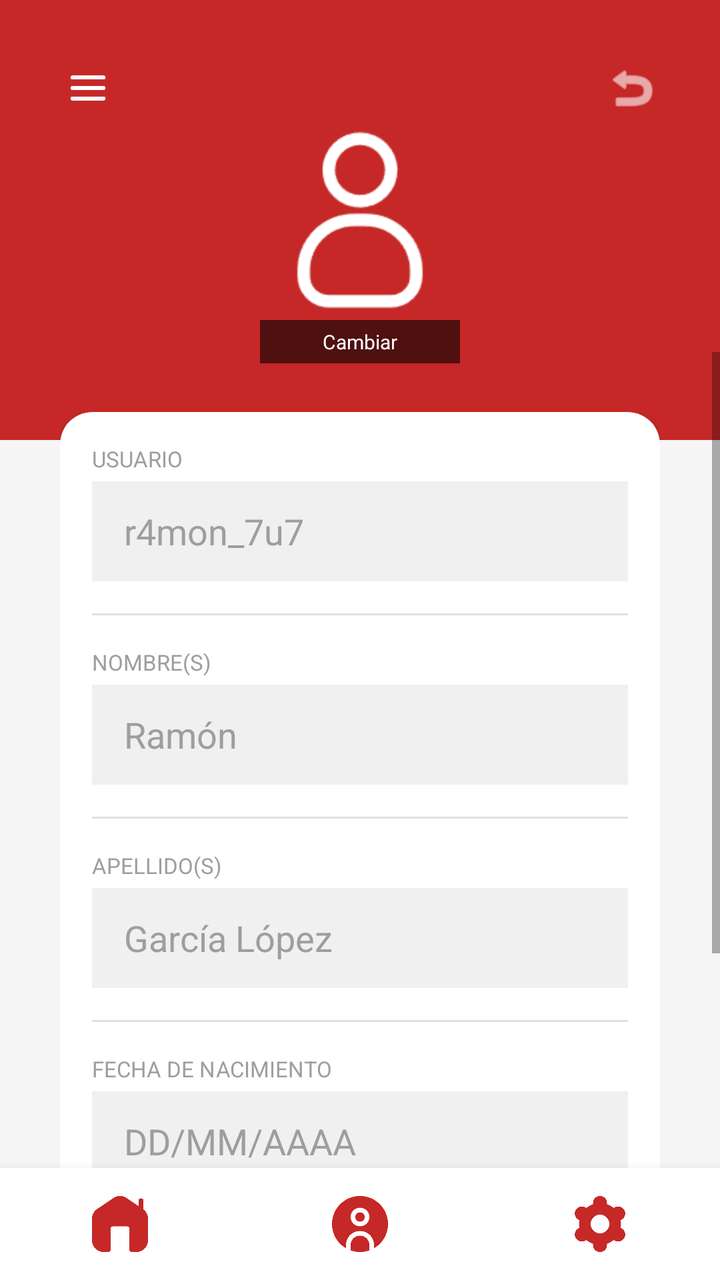
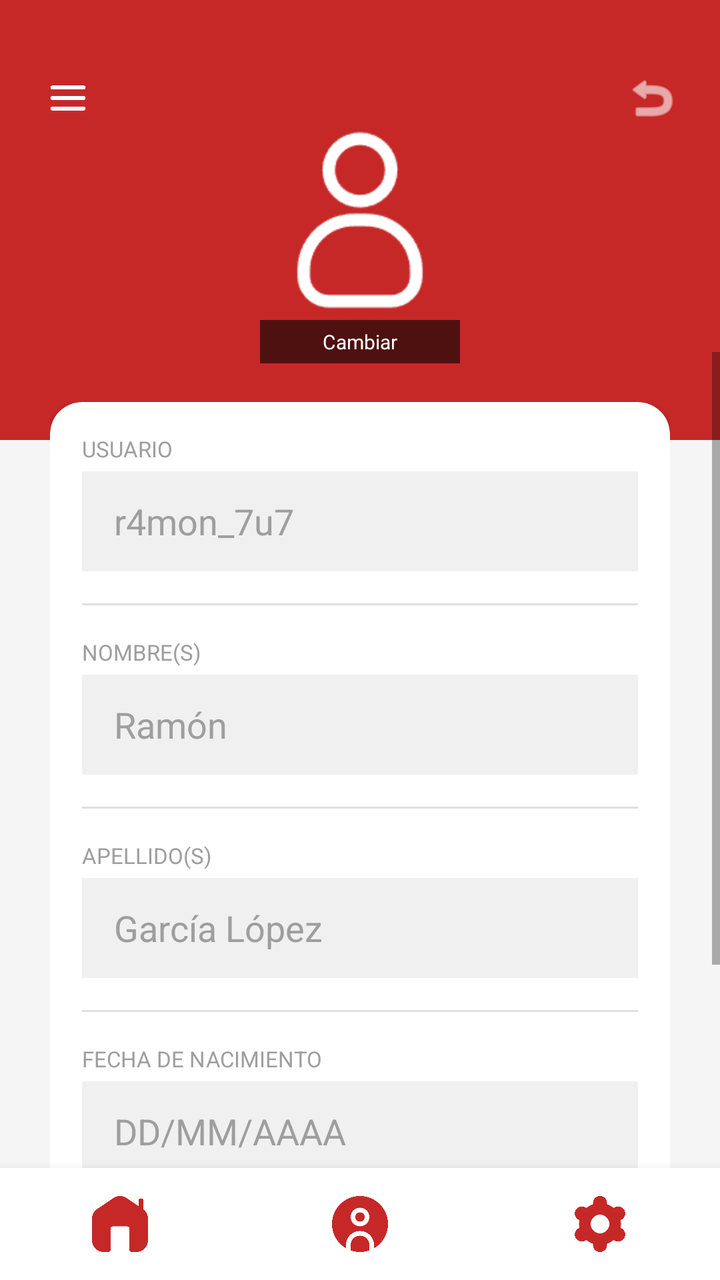

The first picture is an Android layout as it rendered before a commit; the second is the same layout after the commit. The layout source and the unified diff follow.
<!-- AndroidManifest.xml: application theme Theme.ActivaESCOM -->
<!-- res/layout/activity_editar_perfil.xml -->
<?xml version="1.0" encoding="utf-8"?>
<androidx.drawerlayout.widget.DrawerLayout xmlns:android="http://schemas.android.com/apk/res/android"
    xmlns:app="http://schemas.android.com/apk/res-auto"
    android:id="@+id/drawerLayout"
    android:layout_width="match_parent"
    android:layout_height="match_parent">

    <androidx.constraintlayout.widget.ConstraintLayout
        android:layout_width="match_parent"
        android:layout_height="match_parent"
        android:background="@color/gray_background">

        
        <View
            android:layout_width="match_parent"
            android:layout_height="220dp"
            android:background="@color/red_1"
            app:layout_constraintTop_toTopOf="parent" />

        
        <ImageButton
            android:id="@+id/btnHamburguesa"
            android:layout_width="48dp"
            android:layout_height="48dp"
            android:background="@color/red_1"
            android:padding="8dp"
            android:scaleType="fitCenter"
            android:src="@drawable/navigation"
            android:layout_marginStart="20dp"
            android:layout_marginTop="20dp"
            app:layout_constraintStart_toStartOf="parent"
            app:layout_constraintTop_toTopOf="parent" />

        <ImageButton
            android:id="@+id/btnRegresar"
            android:layout_width="48dp"
            android:layout_height="48dp"
            android:background="@color/red_1"
            android:padding="10dp"
            android:scaleType="fitCenter"
            android:src="@android:drawable/ic_menu_revert"
            android:layout_marginEnd="20dp"
            android:layout_marginTop="20dp"
            app:tint="@color/white"
            app:layout_constraintEnd_toEndOf="parent"
            app:layout_constraintTop_toTopOf="parent" />

        <FrameLayout
            android:id="@+id/frameAvatar"
            android:layout_width="100dp"
            android:layout_height="100dp"
            android:layout_marginTop="60dp"
            android:background="@drawable/bg_circulo"
            android:clipToOutline="true"
            app:layout_constraintEnd_toEndOf="parent"
            app:layout_constraintStart_toStartOf="parent"
            app:layout_constraintTop_toTopOf="parent">

            <ImageView
                android:id="@+id/imgPerfil"
                android:layout_width="match_parent"
                android:layout_height="match_parent"
                android:scaleType="centerCrop"
                android:src="@drawable/profile_default" />
        </FrameLayout>

        <TextView
            android:id="@+id/btnCambiarFoto"
            android:layout_width="100dp"
            android:layout_height="wrap_content"
            android:background="#99000000"
            android:gravity="center"
            android:paddingVertical="4dp"
            android:text="Cambiar"
            android:textColor="@color/white"
            android:textSize="10sp"
            android:clickable="true"
            android:focusable="true"
            app:layout_constraintEnd_toEndOf="parent"
            app:layout_constraintStart_toStartOf="parent"
            app:layout_constraintTop_toBottomOf="@id/frameAvatar" />

        
        <ScrollView
            android:layout_width="match_parent"
            android:layout_height="0dp"
            android:layout_marginTop="16dp"
            app:layout_constraintTop_toBottomOf="@id/frameAvatar"
            app:layout_constraintBottom_toTopOf="@id/bottomNavBar">

            <LinearLayout
                android:layout_width="match_parent"
                android:layout_height="wrap_content"
                android:orientation="vertical"
                android:padding="30dp">

                <androidx.cardview.widget.CardView
                    android:layout_width="match_parent"
                    android:layout_height="wrap_content"
                    android:layout_marginBottom="20dp"
                    app:cardCornerRadius="16dp"
                    app:cardElevation="2dp">

                    <LinearLayout
                        android:layout_width="match_parent"
                        android:layout_height="wrap_content"
                        android:orientation="vertical"
                        android:padding="16dp">

                        
                        <TextView
                            android:layout_width="wrap_content"
                            android:layout_height="wrap_content"
                            android:text="USUARIO"
                            android:textColor="@color/gray_text"
                            android:textSize="11sp" />

                        <EditText
                            android:id="@+id/etUsuario"
                            android:layout_width="match_parent"
                            android:layout_height="50dp"
                            android:layout_marginTop="4dp"
                            android:background="#F0F0F0"
                            android:hint="r4mon_7u7"
                            android:inputType="text"
                            android:paddingHorizontal="16dp"
                            android:textColorHint="@color/text_gray"/>

                        <View
                            android:layout_width="match_parent"
                            android:layout_height="1dp"
                            android:layout_marginVertical="16dp"
                            android:background="@color/gray_light" />

                        
                        <TextView
                            android:layout_width="wrap_content"
                            android:layout_height="wrap_content"
                            android:text="NOMBRE(S)"
                            android:textColor="@color/gray_text"
                            android:textSize="11sp" />

                        <EditText
                            android:id="@+id/etNombre"
                            android:layout_width="match_parent"
                            android:layout_height="50dp"
                            android:layout_marginTop="4dp"
                            android:background="#F0F0F0"
                            android:hint="Ramón"
                            android:inputType="textPersonName"
                            android:paddingHorizontal="16dp"
                            android:textColorHint="@color/text_gray"/>

                        <View
                            android:layout_width="match_parent"
                            android:layout_height="1dp"
                            android:layout_marginVertical="16dp"
                            android:background="@color/gray_light" />

                        
                        <TextView
                            android:layout_width="wrap_content"
                            android:layout_height="wrap_content"
                            android:text="APELLIDO(S)"
                            android:textColor="@color/gray_text"
                            android:textSize="11sp" />

                        <EditText
                            android:id="@+id/etApellido"
                            android:layout_width="match_parent"
                            android:layout_height="50dp"
                            android:layout_marginTop="4dp"
                            android:background="#F0F0F0"
                            android:hint="García López"
                            android:inputType="textPersonName"
                            android:paddingHorizontal="16dp"
                            android:textColorHint="@color/text_gray"/>

                        <View
                            android:layout_width="match_parent"
                            android:layout_height="1dp"
                            android:layout_marginVertical="16dp"
                            android:background="@color/gray_light" />

                        
                        <TextView
                            android:layout_width="wrap_content"
                            android:layout_height="wrap_content"
                            android:text="FECHA DE NACIMIENTO"
                            android:textColor="@color/gray_text"
                            android:textSize="11sp" />

                        
                        <EditText
                            android:id="@+id/etFechaNacimiento"
                            android:layout_width="match_parent"
                            android:layout_height="50dp"
                            android:layout_marginTop="4dp"
                            android:background="#F0F0F0"
                            android:hint="DD/MM/AAAA"
                            android:focusable="false"
                            android:focusableInTouchMode="false"
                            android:cursorVisible="false"
                            android:clickable="true"
                            android:paddingHorizontal="16dp"
                            android:textColorHint="@color/text_gray"/>

                    </LinearLayout>
                </androidx.cardview.widget.CardView>

                <Button
                    android:id="@+id/btnGuardarCambios"
                    android:layout_width="match_parent"
                    android:layout_height="60dp"
                    android:layout_marginBottom="8dp"
                    android:backgroundTint="@color/red_1"
                    android:text="GUARDAR CAMBIOS"
                    android:textColor="@color/white"
                    android:textStyle="bold" />

            </LinearLayout>
        </ScrollView>

        <include
            android:id="@+id/bottomNavBar"
            layout="@layout/bottom_navigation"
            android:layout_width="match_parent"
            android:layout_height="56dp"
            app:layout_constraintBottom_toBottomOf="parent"
            app:layout_constraintEnd_toEndOf="parent"
            app:layout_constraintStart_toStartOf="parent" />

    </androidx.constraintlayout.widget.ConstraintLayout>

    <com.google.android.material.navigation.NavigationView
        android:id="@+id/navigationView"
        android:layout_width="wrap_content"
        android:layout_height="match_parent"
        android:layout_gravity="start"
        android:background="@color/white"
        app:headerLayout="@layout/nav_header"
        app:menu="@menu/nav_menu" />

</androidx.drawerlayout.widget.DrawerLayout>
<!-- res/layout/bottom_navigation.xml (included above) -->
<?xml version="1.0" encoding="utf-8"?>
<LinearLayout xmlns:android="http://schemas.android.com/apk/res/android"
    android:id="@+id/bottomNavBar"
    android:layout_width="match_parent"
    android:layout_height="56dp"
    android:orientation="horizontal"
    android:background="@color/white"
    android:elevation="8dp">

    <ImageButton
        android:id="@+id/navInicio"
        android:layout_width="0dp"
        android:layout_height="match_parent"
        android:layout_weight="1"
        android:src="@drawable/home"
        android:background="?attr/selectableItemBackgroundBorderless"
        android:scaleType="fitCenter"
        android:padding="14dp"
        android:tint="@color/red_1" />

    <ImageButton
        android:id="@+id/navPerfil"
        android:layout_width="0dp"
        android:layout_height="match_parent"
        android:layout_weight="1"
        android:src="@drawable/profile"
        android:background="?attr/selectableItemBackgroundBorderless"
        android:scaleType="fitCenter"
        android:padding="14dp"
        android:tint="@color/red_1"/>

    <ImageButton
        android:id="@+id/navConfig"
        android:layout_width="0dp"
        android:layout_height="match_parent"
        android:layout_weight="1"
        android:src="@drawable/settings"
        android:background="?attr/selectableItemBackgroundBorderless"
        android:scaleType="fitCenter"
        android:padding="14dp"
        android:tint="@color/red_1"/>
</LinearLayout>
<!-- res/layout/nav_header.xml (included above) -->
<?xml version="1.0" encoding="utf-8"?>
<LinearLayout xmlns:android="http://schemas.android.com/apk/res/android"
    android:layout_width="match_parent"
    android:layout_height="match_parent"
    android:orientation="vertical"
    android:background="@color/white">

    <LinearLayout
        android:layout_width="311dp"
        android:layout_height="175dp"
        android:background="@color/red_900"
        android:gravity="bottom"
        android:orientation="vertical"
        android:padding="25dp">

        <ImageView
            android:layout_width="60dp"
            android:layout_height="60dp"
            android:src="@drawable/logo_ipn"
            android:tint="@color/white" />

        <TextView
            android:layout_width="wrap_content"
            android:layout_height="wrap_content"
            android:layout_marginTop="14dp"
            android:text="EntrenaIPN"
            android:textColor="@color/white"
            android:textSize="20sp"
            android:textStyle="bold" />

        <TextView
            android:layout_width="wrap_content"
            android:layout_height="wrap_content"
            android:text="ESCOM - ISC"
            android:textColor="@color/red_300"
            android:textSize="14sp" />
    </LinearLayout>

    <LinearLayout
        android:layout_width="310dp"
        android:layout_height="wrap_content"
        android:orientation="vertical"
        android:paddingTop="15dp">

        <TextView
            android:id="@+id/menu_actividad"
            android:layout_width="match_parent"
            android:layout_height="wrap_content"
            android:background="?attr/selectableItemBackground"
            android:clickable="true"
            android:focusable="true"
            android:padding="16dp"
            android:text="🏠  Inicio"
            android:textColor="@color/black"
            android:textSize="16sp" />

        <TextView
            android:id="@+id/menu_progreso"
            android:layout_width="match_parent"
            android:layout_height="wrap_content"
            android:background="?attr/selectableItemBackground"
            android:clickable="true"
            android:focusable="true"
            android:padding="16dp"
            android:text="📈  Progreso semanal"
            android:textColor="@color/black"
            android:textSize="16sp" />

        <LinearLayout
            android:id="@+id/menu_nuevo_container"
            android:layout_width="match_parent"
            android:layout_height="wrap_content"
            android:orientation="vertical">

            <LinearLayout
                android:id="@+id/menu_nuevo_header"
                android:layout_width="match_parent"
                android:layout_height="wrap_content"
                android:background="?attr/selectableItemBackground"
                android:clickable="true"
                android:focusable="true"
                android:orientation="horizontal"
                android:paddingStart="16dp"
                android:paddingEnd="16dp"
                android:paddingTop="16dp"
                android:paddingBottom="16dp"
                android:gravity="center_vertical">

                <TextView
                    android:id="@+id/menu_nuevo_label"
                    android:layout_width="0dp"
                    android:layout_height="wrap_content"
                    android:layout_weight="1"
                    android:text="💪  Entrenamientos"
                    android:textColor="@color/black"
                    android:textSize="16sp" />

                <ImageView
                    android:id="@+id/menu_nuevo_arrow"
                    android:layout_width="20dp"
                    android:layout_height="20dp"
                    android:src="@drawable/opciones_entrenamientos"
                    android:rotation="0"
                    android:tint="@color/gray_text"
                    android:layout_marginEnd="25dp"/>

            </LinearLayout>

            <LinearLayout
                android:id="@+id/menu_nuevo_submenu"
                android:layout_width="match_parent"
                android:layout_height="wrap_content"
                android:orientation="vertical"
                android:paddingStart="16dp"
                android:visibility="gone">

                <TextView
                    android:id="@+id/menu_config_nuevo_entrenamiento"
                    android:layout_width="match_parent"
                    android:layout_height="wrap_content"
                    android:background="?attr/selectableItemBackground"
                    android:clickable="true"
                    android:focusable="true"
                    android:padding="12dp"
                    android:text="📝  Configurar entrenamiento"
                    android:textColor="@color/black"
                    android:textSize="15sp" />

                <TextView
                    android:id="@+id/menu_ejercicio_carrera"
                    android:layout_width="match_parent"
                    android:layout_height="wrap_content"
                    android:background="?attr/selectableItemBackground"
                    android:clickable="true"
                    android:focusable="true"
                    android:padding="12dp"
                    android:text="🏃  Carrera"
                    android:textColor="@color/black"
                    android:textSize="15sp" />

                <TextView
                    android:id="@+id/menu_ejercicio_caminata"
                    android:layout_width="match_parent"
                    android:layout_height="wrap_content"
                    android:background="?attr/selectableItemBackground"
                    android:clickable="true"
                    android:focusable="true"
                    android:padding="12dp"
                    android:text="🚶  Caminata"
                    android:textColor="@color/black"
                    android:textSize="15sp" />

                <TextView
                    android:id="@+id/menu_ejercicio_bicicleta"
                    android:layout_width="match_parent"
                    android:layout_height="wrap_content"
                    android:background="?attr/selectableItemBackground"
                    android:clickable="true"
                    android:focusable="true"
                    android:padding="12dp"
                    android:text="🚴  Bicicleta"
                    android:textColor="@color/black"
                    android:textSize="15sp" />

                <TextView
                    android:id="@+id/menu_ejercicio_fuerza"
                    android:layout_width="match_parent"
                    android:layout_height="wrap_content"
                    android:background="?attr/selectableItemBackground"
                    android:clickable="true"
                    android:focusable="true"
                    android:padding="12dp"
                    android:text="🏋️  Fuerza"
                    android:textColor="@color/black"
                    android:textSize="15sp" />

                <TextView
                    android:id="@+id/menu_ejercicio_yoga"
                    android:layout_width="match_parent"
                    android:layout_height="wrap_content"
                    android:background="?attr/selectableItemBackground"
                    android:clickable="true"
                    android:focusable="true"
                    android:padding="12dp"
                    android:text="🧘  Yoga"
                    android:textColor="@color/black"
                    android:textSize="15sp" />

                <TextView
                    android:id="@+id/menu_ejercicio_natacion"
                    android:layout_width="match_parent"
                    android:layout_height="wrap_content"
                    android:background="?attr/selectableItemBackground"
                    android:clickable="true"
                    android:focusable="true"
                    android:padding="12dp"
                    android:text="🏊  Natación"
                    android:textColor="@color/black"
                    android:textSize="15sp" />

            </LinearLayout>

        </LinearLayout>

        <TextView
            android:id="@+id/menu_config"
            android:layout_width="match_parent"
            android:layout_height="wrap_content"
            android:background="?attr/selectableItemBackground"
            android:clickable="true"
            android:focusable="true"
            android:padding="16dp"
            android:text="⚙️  Configuración"
            android:textColor="@color/black"
            android:textSize="16sp" />

        <View
            android:layout_width="match_parent"
            android:layout_height="1dp"
            android:layout_marginHorizontal="16dp"
            android:layout_marginTop="8dp"
            android:background="@color/gray_light" />

        <TextView
            android:id="@+id/menu_logout"
            android:layout_width="match_parent"
            android:layout_height="wrap_content"
            android:background="?attr/selectableItemBackground"
            android:clickable="true"
            android:focusable="true"
            android:padding="16dp"
            android:text="🚪  Cerrar sesión"
            android:textColor="@color/red_900"
            android:textSize="16sp" />
    </LinearLayout>
</LinearLayout>
<!-- resources referenced by this layout -->
<resources>
  <color name="black">#FF000000</color>
  <color name="gray_background">#F5F5F5</color>
  <color name="gray_light">#E0E0E0</color>
  <color name="gray_text">#9E9E9E</color>
  <color name="red_1">#C62828</color>
  <color name="red_300">#EF9A9A</color>
  <color name="red_900">#B71C1C</color>
  <color name="text_gray">#9E9E9E</color>
  <color name="white">#FFFFFFFF</color>
  <!-- drawable bg_circulo (drawable) -->
  <?xml version="1.0" encoding="utf-8"?>
  <shape xmlns:android="http://schemas.android.com/apk/res/android"
      android:shape="oval">
      <solid android:color="@color/red_800" />
  </shape>
  <!-- drawable home: png bitmap (drawable, 8137 bytes) -->
  <!-- drawable logo_ipn: png bitmap (drawable, 799627 bytes) -->
  <!-- drawable navigation: png bitmap (drawable, 8970 bytes) -->
  <!-- drawable opciones_entrenamientos: png bitmap (drawable, 3444 bytes) -->
  <!-- drawable profile: png bitmap (drawable, 16040 bytes) -->
  <!-- drawable profile_default: png bitmap (drawable, 3596 bytes) -->
  <!-- drawable settings: png bitmap (drawable, 12454 bytes) -->
  <style name="Theme.ActivaESCOM" parent="Base.Theme.ActivaESCOM">
      </style>
  <color name="red_800">#C62828</color>
  <style name="Base.Theme.ActivaESCOM" parent="Theme.MaterialComponents.DayNight.NoActionBar">
      </style>
</resources>

<!-- the commit's change to res/layout/activity_editar_perfil.xml (unified diff, before → after) -->
@@ -22,14 +22,14 @@
             android:id="@+id/btnHamburguesa"
             android:layout_width="48dp"
             android:layout_height="48dp"
-            android:background="@color/red_1"
+            android:src="@drawable/navigation"
+            android:background="@android:color/transparent"
+            android:scaleType="fitCenter"
             android:padding="8dp"
-            android:scaleType="fitCenter"
-            android:src="@drawable/navigation"
-            android:layout_marginStart="20dp"
-            android:layout_marginTop="20dp"
-            app:layout_constraintStart_toStartOf="parent"
-            app:layout_constraintTop_toTopOf="parent" />
+            android:layout_marginStart="10dp"
+            android:layout_marginTop="25dp"
+            app:layout_constraintTop_toTopOf="parent"
+            app:layout_constraintStart_toStartOf="parent"/>
 
         <ImageButton
             android:id="@+id/btnRegresar"
@@ -39,8 +39,8 @@
             android:padding="10dp"
             android:scaleType="fitCenter"
             android:src="@android:drawable/ic_menu_revert"
-            android:layout_marginEnd="20dp"
-            android:layout_marginTop="20dp"
+            android:layout_marginEnd="10dp"
+            android:layout_marginTop="25dp"
             app:tint="@color/white"
             app:layout_constraintEnd_toEndOf="parent"
             app:layout_constraintTop_toTopOf="parent" />
@@ -92,7 +92,7 @@
                 android:layout_width="match_parent"
                 android:layout_height="wrap_content"
                 android:orientation="vertical"
-                android:padding="30dp">
+                android:padding="25dp">
 
                 <androidx.cardview.widget.CardView
                     android:layout_width="match_parent"
@@ -216,7 +216,8 @@
                     android:backgroundTint="@color/red_1"
                     android:text="GUARDAR CAMBIOS"
                     android:textColor="@color/white"
-                    android:textStyle="bold" />
+                    android:textStyle="bold"
+                    app:cornerRadius="28dp"/>
 
             </LinearLayout>
         </ScrollView>
@@ -410,7 +411,7 @@
                     android:clickable="true"
                     android:focusable="true"
                     android:padding="12dp"
-                    android:text="📝  Configurar entrenamiento"
+                    android:text="📝  Nuevo entrenamiento"
                     android:textColor="@color/black"
                     android:textSize="15sp" />
 
